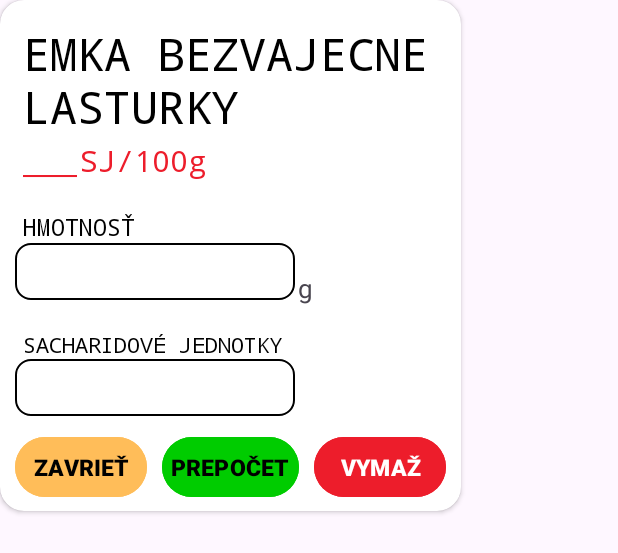
After one commit to SimonFenak/DiaBee, an Android app: the layout dialog_box.xml on its own in the app's theme, with its tools: preview values and no code run, on a phone screen of 412 x 824 dp. The commit adds this screen. Shown: the top 553 px of the screen. Run offline under Robolectric (Android 15) with nearby library versions, the phone set to English and light mode, and no system bars.

Commit message:
Pridanie dialog boxu

```diff
--- /dev/null
+++ b/DiaBee/app/src/main/res/drawable/custom_edit.xml
@@ -0,0 +1,5 @@
+<?xml version="1.0" encoding="utf-8"?>
+<shape xmlns:android="http://schemas.android.com/apk/res/android" android:shape="rectangle">
+    <stroke android:width="1dp" android:color="@color/black"/>
+    <corners android:radius="10dp"/>
+</shape>
--- /dev/null
+++ b/DiaBee/app/src/main/res/layout/dialog_box.xml
@@ -0,0 +1,172 @@
+<?xml version="1.0" encoding="utf-8"?>
+<androidx.cardview.widget.CardView xmlns:android="http://schemas.android.com/apk/res/android"
+    xmlns:tools="http://schemas.android.com/tools"
+    android:layout_width="wrap_content"
+    android:layout_height="wrap_content"
+    xmlns:app="http://schemas.android.com/apk/res-auto"
+    app:cardCornerRadius="16dp">
+
+    <androidx.constraintlayout.widget.ConstraintLayout
+        android:layout_width="match_parent"
+        android:layout_height="match_parent"
+        >
+
+        <TextView
+            android:id="@+id/Nazov"
+            android:layout_width="wrap_content"
+            android:layout_height="wrap_content"
+            android:layout_marginLeft="15dp"
+            android:layout_marginTop="15dp"
+            android:fontFamily="monospace"
+            android:maxEms="8"
+            android:text="EMKA BEZVAJECNE LASTURKY"
+            android:textColor="@color/black"
+            android:textSize="30sp"
+            app:layout_constraintStart_toStartOf="parent"
+            app:layout_constraintTop_toTopOf="parent" />
+
+        <LinearLayout
+            android:id="@+id/sj_spolu"
+            android:layout_width="wrap_content"
+            android:layout_height="wrap_content"
+            app:layout_constraintStart_toStartOf="parent"
+            app:layout_constraintTop_toBottomOf="@+id/Nazov">
+
+            <TextView
+                android:id="@+id/sj_num"
+                android:layout_width="wrap_content"
+                android:layout_height="wrap_content"
+                android:layout_marginLeft="15dp"
+                android:layout_marginTop="2dp"
+                android:fontFamily="monospace"
+                android:text="___"
+                android:textColor="@color/red"
+                android:textSize="20sp"/>
+
+            <TextView
+                android:id="@+id/text_sj_100g"
+                android:layout_width="wrap_content"
+                android:layout_height="wrap_content"
+                android:layout_marginStart="2dp"
+                android:layout_marginTop="2dp"
+                android:fontFamily="monospace"
+                android:text="SJ/100g"
+                android:textColor="@color/red"
+                android:textSize="20sp"/>
+
+        </LinearLayout>
+
+        <TextView
+            android:id="@+id/textHmotnost"
+            android:layout_width="wrap_content"
+            android:layout_height="wrap_content"
+            android:layout_marginLeft="15dp"
+            android:layout_marginTop="20dp"
+            android:fontFamily="monospace"
+            android:textSize="15sp"
+            android:text="HMOTNOSŤ"
+            android:textColor="@color/black"
+            app:layout_constraintStart_toStartOf="parent"
+            app:layout_constraintTop_toBottomOf="@+id/sj_spolu" />
+
+        <EditText
+            android:id="@+id/editHmotnost"
+            android:layout_width="wrap_content"
+            android:layout_height="wrap_content"
+            android:layout_marginLeft="10dp"
+            android:background="@drawable/custom_edit"
+            android:ems="8"
+            android:inputType="number|numberDecimal"
+            android:nestedScrollingEnabled="false"
+            android:padding="5dp"
+            android:textSize="20sp"
+            app:layout_constraintStart_toStartOf="parent"
+            app:layout_constraintTop_toBottomOf="@+id/textHmotnost" />
+
+        <TextView
+            android:layout_width="wrap_content"
+            android:layout_height="wrap_content"
+            android:text="g"
+            android:textSize="17dp"
+            android:layout_marginLeft="2dp"
+            android:layout_marginTop="18dp"
+            app:layout_constraintStart_toEndOf="@+id/editHmotnost"
+            app:layout_constraintTop_toBottomOf="@+id/textHmotnost" />
+
+        <TextView
+            android:id="@+id/textSachJed"
+            android:layout_width="wrap_content"
+            android:layout_height="wrap_content"
+            android:fontFamily="monospace"
+            android:text="SACHARIDOVÉ JEDNOTKY"
+            android:layout_marginLeft="15dp"
+            android:layout_marginTop="20dp"
+            android:textColor="@color/black"
+            app:layout_constraintStart_toStartOf="parent"
+            app:layout_constraintTop_toBottomOf="@+id/editHmotnost" />
+
+        <EditText
+            android:id="@+id/editSachJed"
+            android:layout_width="wrap_content"
+            android:layout_height="wrap_content"
+            android:layout_marginLeft="10dp"
+            android:background="@drawable/custom_edit"
+            android:ems="8"
+            android:inputType="number|numberDecimal"
+            android:padding="5dp"
+            android:textSize="20sp"
+            app:layout_constraintStart_toStartOf="parent"
+            app:layout_constraintTop_toBottomOf="@+id/textSachJed" />
+
+        <LinearLayout
+            android:layout_width="wrap_content"
+            android:layout_height="wrap_content"
+            android:orientation="horizontal"
+            android:layout_marginTop="10dp"
+            android:layout_marginLeft="10dp"
+            android:paddingBottom="5dp"
+            app:layout_constraintStart_toStartOf="parent"
+            app:layout_constraintTop_toBottomOf="@+id/editSachJed">
+
+            <com.google.android.material.button.MaterialButton
+                android:layout_width="0dp"
+                android:layout_height="match_parent"
+                android:layout_marginEnd="10dp"
+                android:layout_weight="1"
+                android:backgroundTint="@color/mine"
+                android:padding="6dp"
+                android:text="ZAVRIEŤ"
+                android:textStyle="bold"
+                android:textColor="@color/black"
+                android:textSize="15sp" />
+
+            <com.google.android.material.button.MaterialButton
+                android:layout_width="0dp"
+                android:layout_height="match_parent"
+                android:layout_marginEnd="10dp"
+                android:layout_weight="1"
+                android:backgroundTint="#00CC00"
+                android:padding="6dp"
+                android:text="PREPOČET"
+                android:textStyle="bold"
+                android:textColor="@color/black"
+                android:textSize="15sp" />
+
+            <com.google.android.material.button.MaterialButton
+                android:layout_width="0dp"
+                android:layout_height="match_parent"
+                android:layout_marginEnd="10dp"
+                android:layout_weight="1"
+                android:backgroundTint="@color/red"
+                android:padding="6dp"
+                android:text="VYMAŽ"
+                android:textStyle="bold"
+                android:textColor="@color/white"
+                android:textSize="15sp" />
+
+        </LinearLayout>
+
+
+    </androidx.constraintlayout.widget.ConstraintLayout>
+
+</androidx.cardview.widget.CardView>
--- a/DiaBee/app/src/main/res/values/colors.xml
+++ b/DiaBee/app/src/main/res/values/colors.xml
@@ -3,4 +3,5 @@
     <color name="black">#FF000000</color>
     <color name="white">#FFFFFFFF</color>
     <color name="mine">#FFBD59</color>
+    <color name="red">#ED1D2B</color>
 </resources>
--- /dev/null
+++ b/DiaBee/app/src/main/res/values/ic_launcher_background.xml
@@ -0,0 +1,4 @@
+<?xml version="1.0" encoding="utf-8"?>
+<resources>
+    <color name="ic_launcher_background">#E8E8E8</color>
+</resources>
```
Also changed, not shown: DiaBee/app/src/main/res/drawable/logo_app.png (added), 1 other file.
